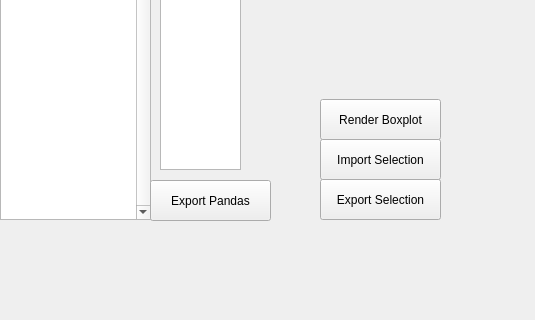
HocheggerLab/centrosome-tracking, file gui_cell_boundary.ui: the form before one commit; both pictures show x 0 to 535 and y 291 to 611 of the 939 by 821 pixel window.
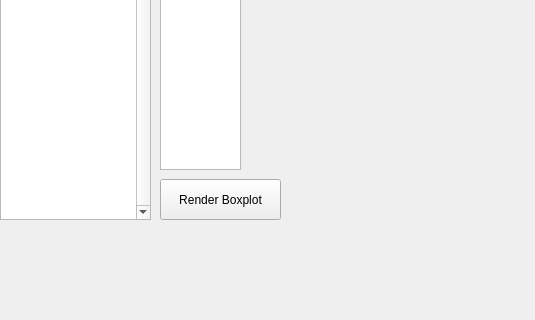
The form after the commit. Custom widgets are drawn as their Qt base class.

Commit message: Several changes: - Reduces functionality of cell boundary GUI to the minimum necessary. - Merges cell boundary data into dataframe. - Refactors way to calculate distance of centrosomes, speed and acceleration. Tries to reduce code as much as possible, without breaking the result.

The edit to the form file:
```diff
--- a/gui_cell_boundary.ui
+++ b/gui_cell_boundary.ui
@@ -90,45 +90,6 @@
     <cursorShape>CrossCursor</cursorShape>
    </property>
   </widget>
-  <widget class="QPushButton" name="exportPandasButton">
-   <property name="geometry">
-    <rect>
-     <x>150</x>
-     <y>471</y>
-     <width>121</width>
-     <height>41</height>
-    </rect>
-   </property>
-   <property name="text">
-    <string>Export Pandas</string>
-   </property>
-  </widget>
-  <widget class="QPushButton" name="exportSelectionButton">
-   <property name="geometry">
-    <rect>
-     <x>320</x>
-     <y>470</y>
-     <width>121</width>
-     <height>41</height>
-    </rect>
-   </property>
-   <property name="text">
-    <string>Export Selection</string>
-   </property>
-  </widget>
-  <widget class="QPushButton" name="importSelectionButton">
-   <property name="geometry">
-    <rect>
-     <x>320</x>
-     <y>430</y>
-     <width>121</width>
-     <height>41</height>
-    </rect>
-   </property>
-   <property name="text">
-    <string>Import Selection</string>
-   </property>
-  </widget>
   <widget class="QLineEdit" name="gaborLineEdit">
    <property name="geometry">
     <rect>
@@ -155,8 +116,8 @@
      <widget class="QPushButton" name="renderBoxplotButton">
    <property name="geometry">
     <rect>
-     <x>320</x>
-     <y>390</y>
+     <x>160</x>
+     <y>470</y>
      <width>121</width>
      <height>41</height>
     </rect>
```
Left out of the diff: 2 changed lines with no effect on the pictures. The commit also changes 6 other files.
